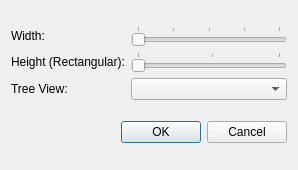
Old version of the form src/corelibs/U2View/src/phyltree/ui/TreeSettingsDialog.ui in the repository violethaze74/ugene.
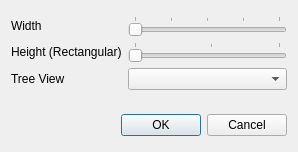
New version of the form.

Commit message: Some GUI modifications in the "Building Phylogenetic Tree" dialog and in the Phylogenetic Tree Viewer.

What changed in the file:
```diff
--- a/src/corelibs/U2View/src/phyltree/ui/TreeSettingsDialog.ui
+++ b/src/corelibs/U2View/src/phyltree/ui/TreeSettingsDialog.ui
@@ -7,14 +7,14 @@
     <x>0</x>
     <y>0</y>
     <width>298</width>
-    <height>170</height>
+    <height>152</height>
    </rect>
   </property>
   <property name="windowTitle">
    <string>Tree Settings</string>
   </property>
-  <layout class="QVBoxLayout" name="verticalLayout">
-   <item>
+  <layout class="QGridLayout" name="gridLayout_2">
+   <item row="0" column="0">
     <layout class="QGridLayout" name="gridLayout">
      <item row="0" column="1">
       <widget class="QSlider" name="widthlSlider">
@@ -57,14 +57,14 @@
      <item row="0" column="0">
       <widget class="QLabel" name="label">
        <property name="text">
-        <string>Width:</string>
+        <string>Width</string>
        </property>
       </widget>
      </item>
      <item row="1" column="0">
       <widget class="QLabel" name="label_2">
        <property name="text">
-        <string>Height (Rectangular):</string>
+        <string>Height (Rectangular)</string>
        </property>
       </widget>
      </item>
@@ -74,21 +74,58 @@
      <item row="2" column="0">
       <widget class="QLabel" name="label_3">
        <property name="text">
-        <string>Tree View:</string>
+        <string>Tree View</string>
        </property>
       </widget>
      </item>
     </layout>
    </item>
-   <item>
-    <widget class="QDialogButtonBox" name="buttonBox">
+   <item row="1" column="0">
+    <spacer name="verticalSpacer">
      <property name="orientation">
-      <enum>Qt::Horizontal</enum>
+      <enum>Qt::Vertical</enum>
      </property>
-     <property name="standardButtons">
-      <set>QDialogButtonBox::Cancel|QDialogButtonBox::Ok</set>
+     <property name="sizeType">
+      <enum>QSizePolicy::Fixed</enum>
      </property>
-    </widget>
+     <property name="sizeHint" stdset="0">
+      <size>
+       <width>20</width>
+       <height>13</height>
+      </size>
+     </property>
+    </spacer>
+   </item>
+   <item row="2" column="0">
+    <layout class="QHBoxLayout" name="horizontalLayout">
+     <item>
+      <spacer name="horizontalSpacer">
+       <property name="orientation">
+        <enum>Qt::Horizontal</enum>
+       </property>
+       <property name="sizeHint" stdset="0">
+        <size>
+         <width>40</width>
+         <height>20</height>
+        </size>
+       </property>
+      </spacer>
+     </item>
+     <item>
+      <widget class="QPushButton" name="okButton">
+       <property name="text">
+        <string>OK</string>
+       </property>
+      </widget>
+     </item>
+     <item>
+      <widget class="QPushButton" name="cancelButton">
+       <property name="text">
+        <string>Cancel</string>
+       </property>
+      </widget>
+     </item>
+    </layout>
    </item>
   </layout>
  </widget>
```
Left out of the diff: 31 changed lines with no effect on the pictures. The commit also changes 26 other files.
